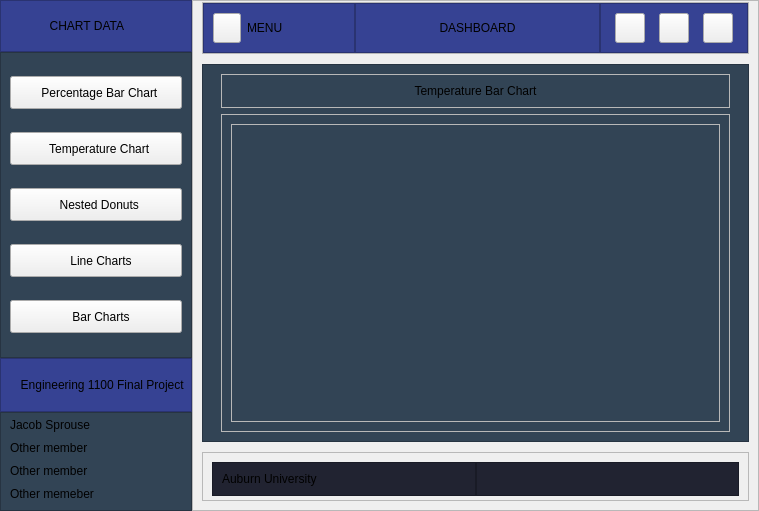
Old version of the form UI/interface.ui in the repository jmsa13/EngineeringFinalT8.
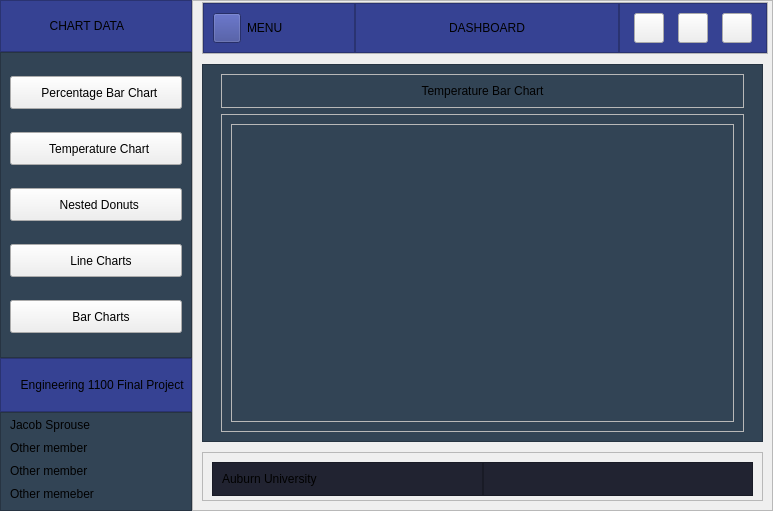
New version of the form. The open tabs and pages were chosen to show the change. Icons and pictures are not drawn.

The edit to the form file:
```diff
--- a/UI/interface.ui
+++ b/UI/interface.ui
@@ -7,7 +7,7 @@
    <rect>
     <x>0</x>
     <y>0</y>
-    <width>759</width>
+    <width>773</width>
     <height>511</height>
    </rect>
   </property>
@@ -591,7 +591,7 @@
     <item>
      <widget class="QFrame" name="frame_2">
       <property name="sizePolicy">
-       <sizepolicy hsizetype="Preferred" vsizetype="Ignored">
+       <sizepolicy hsizetype="Ignored" vsizetype="Expanding">
         <horstretch>0</horstretch>
         <verstretch>0</verstretch>
        </sizepolicy>
@@ -631,7 +631,7 @@
          </property>
          <property name="minimumSize">
           <size>
-           <width>0</width>
+           <width>566</width>
            <height>0</height>
           </size>
          </property>
@@ -669,7 +669,7 @@
            <number>0</number>
           </property>
           <item>
-           <widget class="QFrame" name="frame_12">
+           <widget class="QFrame" name="header_menu_nav">
             <property name="minimumSize">
              <size>
               <width>109</width>
@@ -683,7 +683,7 @@
              </size>
             </property>
             <property name="styleSheet">
-             <string notr="true">#frame_12{
+             <string notr="true">#header_menu_nav, QPushButton{
 background-color: rgb(54, 66, 147);
 }</string>
             </property>
@@ -709,9 +709,7 @@
                 </size>
                </property>
                <property name="styleSheet">
-                <string notr="true">#pushButton_6{
-background-color: rgb(54, 66, 147);
-}</string>
+                <string notr="true"/>
                </property>
                <property name="text">
                 <string/>
@@ -756,9 +754,9 @@
            </widget>
           </item>
           <item>
-           <widget class="QFrame" name="frame_10">
+           <widget class="QFrame" name="title_bar">
             <property name="styleSheet">
-             <string notr="true">#frame_10{
+             <string notr="true">#title_bar{
 background-color: rgb(54, 66, 147);
 }</string>
             </property>
@@ -953,7 +951,7 @@
           <item>
            <widget class="QStackedWidget" name="stackedWidget">
             <property name="currentIndex">
-             <number>3</number>
+             <number>1</number>
             </property>
             <widget class="QWidget" name="percentage_bar_chart">
              <layout class="QVBoxLayout" name="verticalLayout_6">
```
